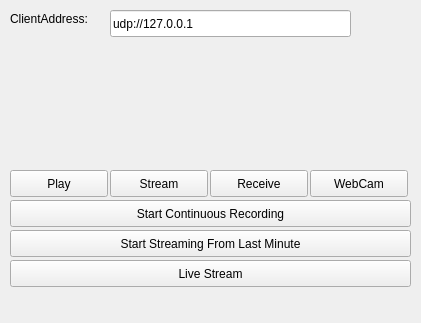
First picture: the form in mainwindow.ui, repository lasitha1991/VLC-Security-IP-Solution, before the edit.
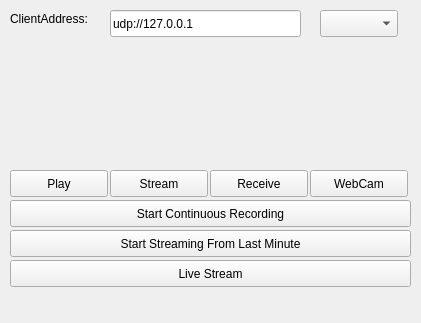
Second picture: the form after the edit.

Commit message: lap:webcam button release

What changed in the file:
```diff
--- a/mainwindow.ui
+++ b/mainwindow.ui
@@ -55,7 +55,7 @@
      <rect>
       <x>110</x>
       <y>10</y>
-      <width>241</width>
+      <width>191</width>
       <height>27</height>
      </rect>
     </property>
@@ -141,6 +141,16 @@
      <string>Live Stream</string>
     </property>
    </widget>
+   <widget class="QComboBox" name="comboBox">
+    <property name="geometry">
+     <rect>
+      <x>320</x>
+      <y>10</y>
+      <width>78</width>
+      <height>27</height>
+     </rect>
+    </property>
+   </widget>
   </widget>
   <widget class="QMenuBar" name="menuBar">
    <property name="geometry">
```
The commit also changes 5 other files.
